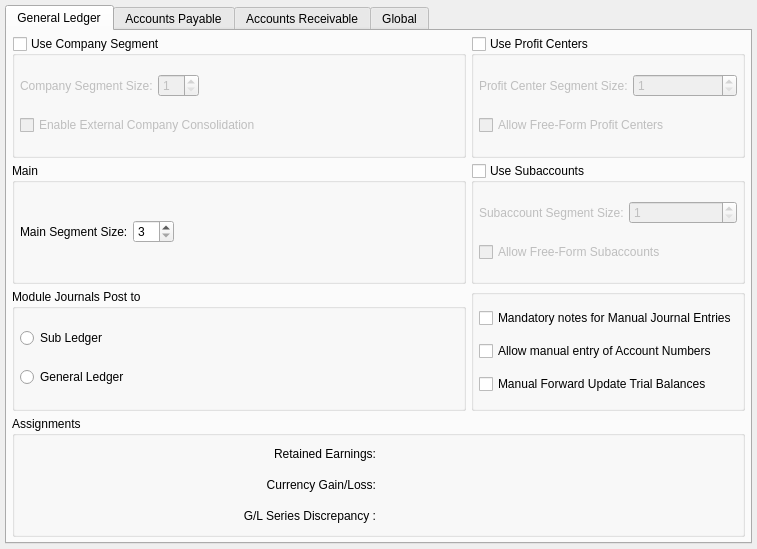
The window that xtuple/trunk/guiclient/configureGL.ui (WooodHead/xtuple) describes before a commit, drawn with Qt 5.
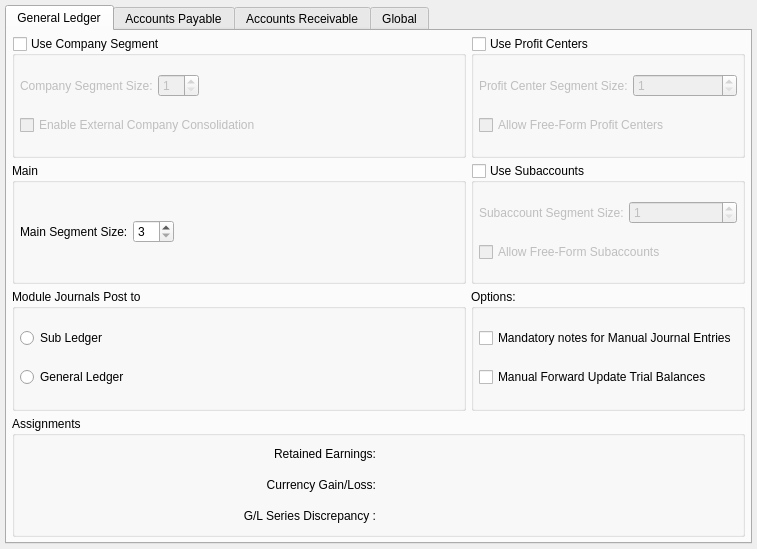
The same window after the commit. Custom widgets are drawn as their Qt base class.

Commit message: issue #11268:  Adjustments in guiclient to deal with consequences of new G/L cluster.  Most importantly, option in configuration to manually enter numbers goes away as this become de-facto behavior.

What changed in the file:
```diff
--- a/xtuple/trunk/guiclient/configureGL.ui
+++ b/xtuple/trunk/guiclient/configureGL.ui
@@ -274,17 +274,10 @@
        <item row="2" column="1">
         <widget class="QGroupBox" name="_miscGroup">
          <property name="title">
-          <string/>
+          <string>Options:</string>
          </property>
          <layout class="QGridLayout" name="gridLayout_10">
           <item row="1" column="0">
-           <widget class="QCheckBox" name="_manualGlaccnt">
-            <property name="text">
-             <string>Allow manual entry of Account Numbers</string>
-            </property>
-           </widget>
-          </item>
-          <item row="2" column="0">
            <widget class="QCheckBox" name="_manualFwdUpdate">
             <property name="text">
              <string>Manual Forward Update Trial Balances</string>
```
Left out of the diff: 1 changed line with no effect on the pictures. The commit also changes 3 other files.
